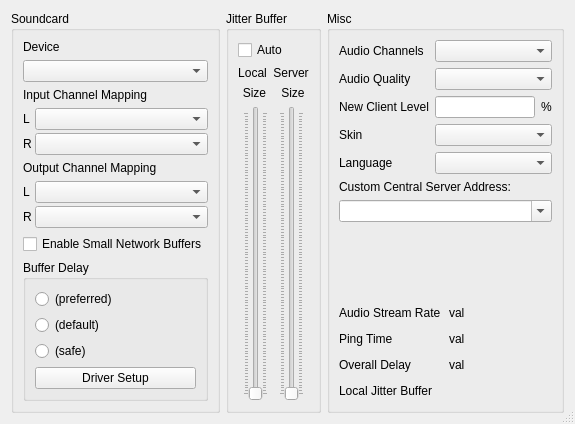
Old version of the form src/clientsettingsdlgbase.ui in the repository jamulussoftware/jamulus.
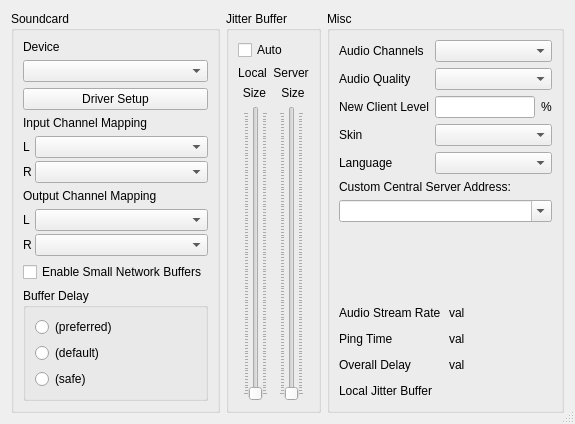
New version of the form. Icons and pictures are not drawn. Custom widgets are drawn as their Qt base class.

Commit message: Move driver setup button under driver selection

The edit to the form file:
```diff
--- a/src/clientsettingsdlgbase.ui
+++ b/src/clientsettingsdlgbase.ui
@@ -50,6 +50,16 @@
         </property>
        </widget>
       </item>
+      <item>
+       <widget class="QPushButton" name="butDriverSetup">
+        <property name="text">
+         <string>Driver Setup</string>
+        </property>
+        <property name="autoDefault">
+         <bool>false</bool>
+        </property>
+       </widget>
+      </item>
       <item>
        <widget class="QFrame" name="FrameSoundcardChannelSelection">
         <property name="sizePolicy">
@@ -241,16 +251,6 @@
            </property>
           </widget>
          </item>
-         <item>
-          <widget class="QPushButton" name="butDriverSetup">
-           <property name="text">
-            <string>Driver Setup</string>
-           </property>
-           <property name="autoDefault">
-            <bool>false</bool>
-           </property>
-          </widget>
-         </item>
         </layout>
        </widget>
       </item>
```
Left out of the diff: 2 changed lines with no effect on the pictures.
